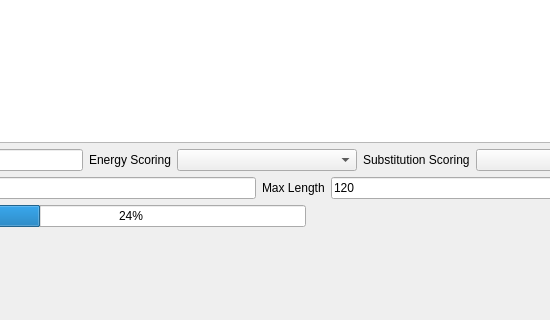
Qt form cbr/schema/visual/SchemaRunnerWidget.ui (TUM-CBR/pymol-plugins) before a commit; both pictures show x 146 to 696 and y 130 to 450 of the 813 by 582 pixel window.
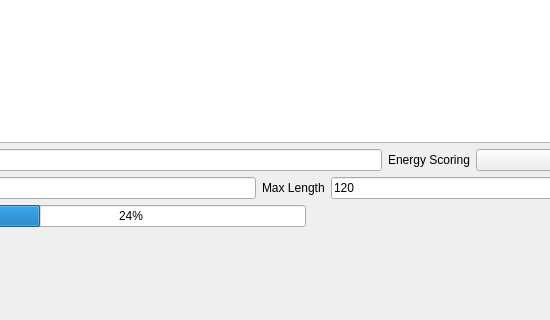
The same form after that commit.

Commit message: [SCHEMA] Compute BLOSUM score as a separate entry.

Diff of the .ui file:
```diff
--- a/cbr/schema/visual/SchemaRunnerWidget.ui
+++ b/cbr/schema/visual/SchemaRunnerWidget.ui
@@ -107,16 +107,6 @@
        </property>
       </widget>
      </item>
-     <item>
-      <widget class="QLabel" name="label_7">
-       <property name="text">
-        <string>Substitution Scoring</string>
-       </property>
-      </widget>
-     </item>
-     <item>
-      <widget class="QComboBox" name="substitutionScoringCombo"/>
-     </item>
     </layout>
    </item>
    <item>
```
The commit also changes 9 other files.
